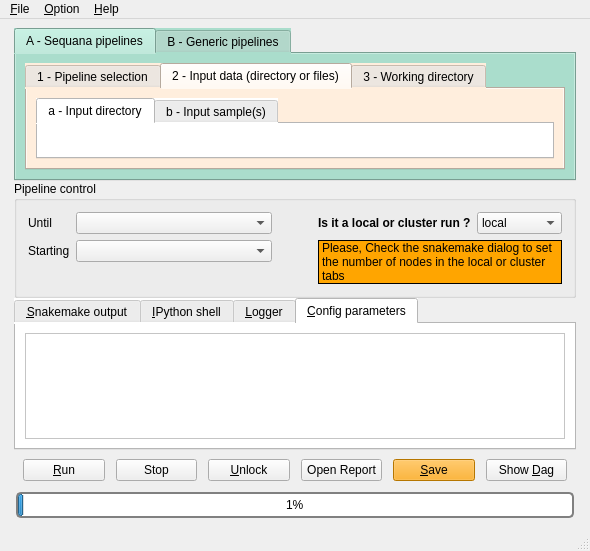
Above: sequana/gui/mainwindow.ui from vladsaveliev/sequana before the change. Below: the same form after it.
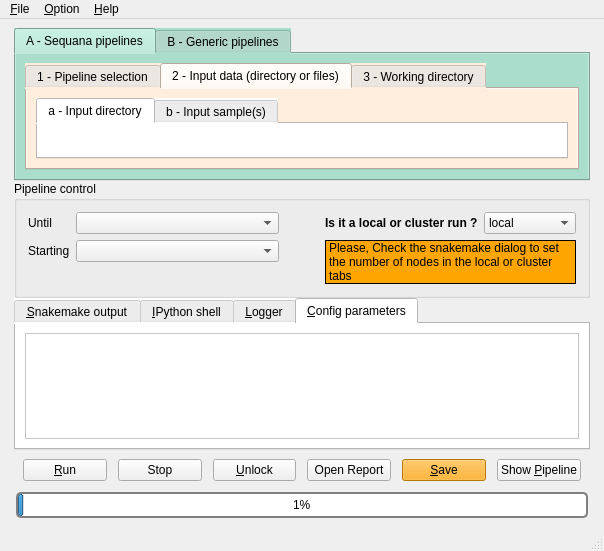
That is the form after the change. The open tabs and pages were chosen to show the change.

```diff
--- a/sequana/gui/mainwindow.ui
+++ b/sequana/gui/mainwindow.ui
@@ -6,7 +6,7 @@
    <rect>
     <x>0</x>
     <y>0</y>
-    <width>590</width>
+    <width>604</width>
     <height>551</height>
    </rect>
   </property>
@@ -598,8 +598,8 @@
               <rect>
                <x>0</x>
                <y>0</y>
-               <width>538</width>
-               <height>82</height>
+               <width>552</width>
+               <height>96</height>
               </rect>
              </property>
             </widget>
@@ -718,7 +718,7 @@
               <string>&lt;html&gt;&lt;head/&gt;&lt;body&gt;&lt;p&gt;Pressing this button, a DAG is created and shown. &lt;/p&gt;&lt;p&gt;This is a good way to check your config file (i.e., if there are optional switch).&lt;/p&gt;&lt;p&gt;&lt;br/&gt;&lt;/p&gt;&lt;p&gt;&lt;span style=&quot; font-weight:600;&quot;&gt;Shortcut: Ctrl+D&lt;/span&gt;&lt;/p&gt;&lt;/body&gt;&lt;/html&gt;</string>
              </property>
              <property name="text">
-              <string>Show &amp;Dag</string>
+              <string>Show &amp;Pipeline</string>
              </property>
              <property name="shortcut">
               <string>Ctrl+D</string>
@@ -772,7 +772,7 @@
     <rect>
      <x>0</x>
      <y>0</y>
-     <width>590</width>
+     <width>604</width>
      <height>19</height>
     </rect>
    </property>
```
Left out of the diff: 2 changed lines with no effect on the pictures.
